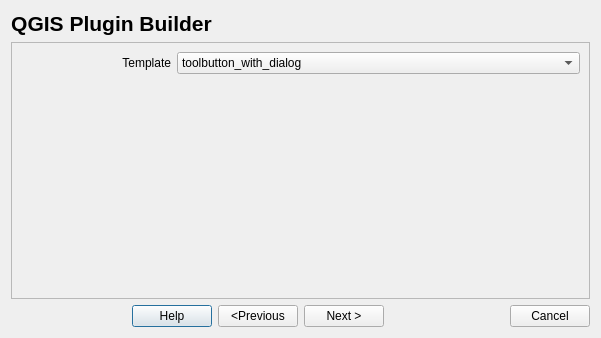
Before: the Qt Designer form plugin_builder_dialog_base.ui in g-sherman/Qgis-Plugin-Builder, drawn with Qt 5.
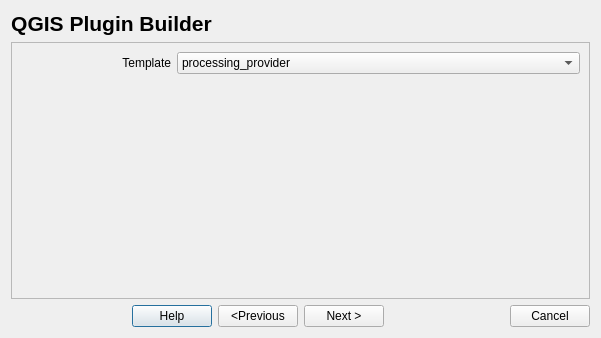
After: the same form once the commit is applied. The open tabs and pages were chosen to show the change.

Commit message: processing_provider template added [WIP]

```diff
--- a/plugin_builder_dialog_base.ui
+++ b/plugin_builder_dialog_base.ui
@@ -487,6 +487,11 @@
       <layout class="QGridLayout" name="gridLayout_5">
        <item row="0" column="1">
         <widget class="QComboBox" name="template_cbox">
+         <item>
+          <property name="text">
+           <string>processing_provider</string>
+          </property>
+         </item>
          <item>
           <property name="text">
            <string>toolbutton_with_dialog</string>
```
Left out of the diff: 4 changed lines with no effect on the pictures. The commit also changes 11 other files.
